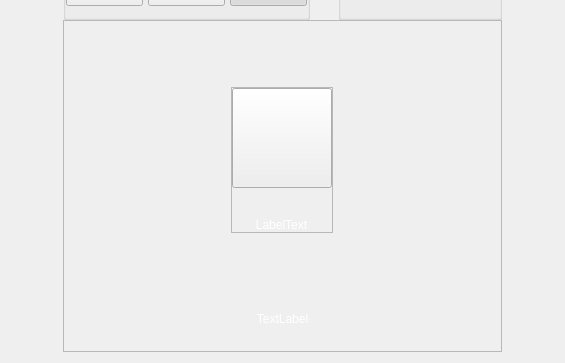
This is src/qt/forms/chartswidget.ui in eons-finance/ALQO as Qt 5 draws it before an edit; both pictures show x 0 to 565 and y 383 to 746 of the 565 by 746 pixel window. The edited form follows.
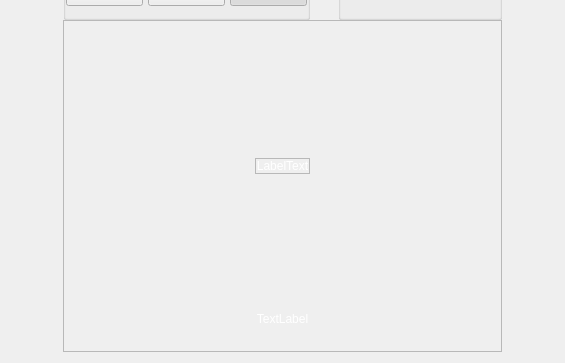
This is the edited form.

The edit to the form file:
```diff
--- a/src/qt/forms/chartswidget.ui
+++ b/src/qt/forms/chartswidget.ui
@@ -754,7 +754,7 @@
          <property name="frameShadow">
           <enum>QFrame::Raised</enum>
          </property>
-         <layout class="QVBoxLayout" name="verticalLayout_71" stretch="1,8,0,0">
+         <layout class="QVBoxLayout" name="verticalLayout_71" stretch="8,0">
           <property name="spacing">
            <number>0</number>
           </property>
@@ -770,19 +770,6 @@
           <property name="bottomMargin">
            <number>25</number>
           </property>
-          <item>
-           <spacer name="verticalSpacer11">
-            <property name="orientation">
-             <enum>Qt::Vertical</enum>
-            </property>
-            <property name="sizeHint" stdset="0">
-             <size>
-              <width>20</width>
-              <height>20</height>
-             </size>
-            </property>
-           </spacer>
-          </item>
           <item alignment="Qt::AlignHCenter|Qt::AlignVCenter">
            <widget class="QFrame" name="emptyScreen1">
             <property name="sizePolicy">
@@ -813,33 +800,14 @@
              <property name="bottomMargin">
               <number>0</number>
              </property>
-             <item alignment="Qt::AlignHCenter|Qt::AlignVCenter">
-              <widget class="QPushButton" name="pushImgEmptyChart">
-               <property name="minimumSize">
-                <size>
-                 <width>100</width>
-                 <height>100</height>
-                </size>
-               </property>
-               <property name="maximumSize">
-                <size>
-                 <width>100</width>
-                 <height>100</height>
-                </size>
-               </property>
-               <property name="text">
-                <string/>
-               </property>
-               <property name="iconSize">
-                <size>
-                 <width>100</width>
-                 <height>100</height>
-                </size>
-               </property>
-              </widget>
-             </item>
              <item alignment="Qt::AlignHCenter|Qt::AlignVCenter">
               <widget class="QLabel" name="labelEmptyChart">
+               <property name="sizePolicy">
+                <sizepolicy hsizetype="Preferred" vsizetype="Expanding">
+                 <horstretch>0</horstretch>
+                 <verstretch>0</verstretch>
+                </sizepolicy>
+               </property>
                <property name="styleSheet">
                 <string notr="true">color:white;</string>
                </property>
@@ -854,19 +822,6 @@
             </layout>
            </widget>
           </item>
-          <item>
-           <spacer name="verticalSpacer_2">
-            <property name="orientation">
-             <enum>Qt::Vertical</enum>
-            </property>
-            <property name="sizeHint" stdset="0">
-             <size>
-              <width>20</width>
-              <height>40</height>
-             </size>
-            </property>
-           </spacer>
-          </item>
           <item>
            <widget class="QLabel" name="labelMessageEmpty">
             <property name="styleSheet">
```
